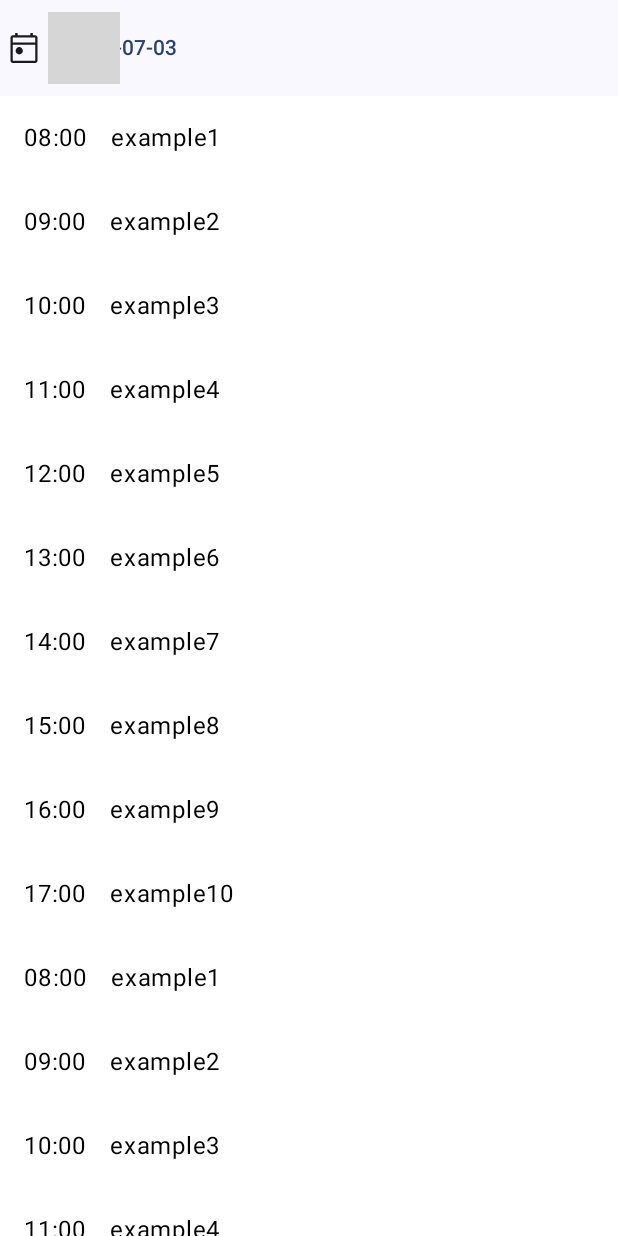
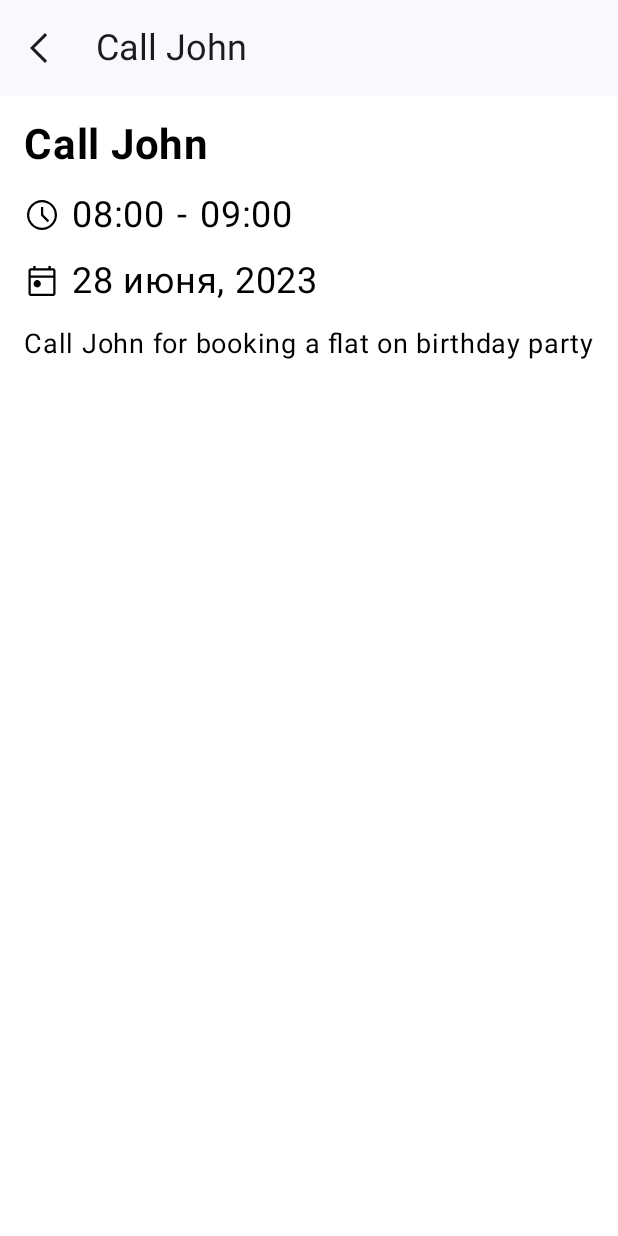
Before and after one commit to chepugash/android-calendar-app, an Android app built with Jetpack Compose: the @Preview function DetailPreview, on a phone screen of 412 x 824 dp. Run offline under Robolectric (Android 15) with nearby library versions, the phone set to English and light mode, and no system bars; grey boxes are pictures that could not be loaded.

Commit message:
detail screen ui

```diff
--- a/app/src/main/java/com/practice/calendar/ui/screen/CalendarScreen.kt
+++ b/app/src/main/java/com/practice/calendar/ui/screen/CalendarScreen.kt
@@ -2,14 +2,11 @@
 
 package com.practice.calendar.ui.screen
 
-import androidx.compose.foundation.layout.Arrangement
+import androidx.compose.foundation.layout.Box
 import androidx.compose.foundation.layout.Column
 import androidx.compose.foundation.layout.Row
-import androidx.compose.foundation.layout.fillMaxHeight
 import androidx.compose.foundation.layout.fillMaxSize
-import androidx.compose.foundation.layout.fillMaxWidth
 import androidx.compose.foundation.layout.padding
-import androidx.compose.foundation.lazy.LazyColumn
 import androidx.compose.material3.ExperimentalMaterial3Api
 import androidx.compose.material3.Icon
 import androidx.compose.material3.Text
@@ -20,14 +17,13 @@ import androidx.compose.runtime.getValue
 import androidx.compose.runtime.mutableStateOf
 import androidx.compose.runtime.remember
 import androidx.compose.runtime.setValue
-import androidx.compose.ui.Alignment
 import androidx.compose.ui.Modifier
+import androidx.compose.ui.draw.scale
 import androidx.compose.ui.res.painterResource
 import androidx.compose.ui.tooling.preview.Preview
 import androidx.compose.ui.unit.dp
+import androidx.compose.ui.unit.sp
 import com.practice.calendar.R
-import com.practice.calendar.ui.TaskLiteEntity
-import com.practice.calendar.ui.tasks
 import com.practice.calendar.ui.theme.CalendarTheme
 import com.vanpra.composematerialdialogs.MaterialDialog
 import com.vanpra.composematerialdialogs.datetime.date.datepicker
@@ -36,14 +32,15 @@ import java.time.LocalDate
 
 @Composable
 fun CalendarScreen() {
-    Column (
+    Column(
         modifier = Modifier.fillMaxSize()
     ) {
         CalendarToolbar()
-        TaskTable(tasks = tasks)
+//        TaskTable(tasks = tasks)
     }
 }
 
+@OptIn(ExperimentalMaterial3Api::class)
 @Composable
 fun CalendarToolbar() {
     TopAppBar(
@@ -53,8 +50,10 @@ fun CalendarToolbar() {
         navigationIcon = {
             Icon(
                 painterResource(id = R.drawable.ic_calendar),
-                contentDescription = "toolbar calendar icon")
-        }
+                contentDescription = "toolbar calendar icon",
+                modifier = Modifier.padding(start = 16.dp, end = 16.dp)
+            )
+        },
     )
 }
 
@@ -68,7 +67,10 @@ fun DatePicker() {
         TextButton(onClick = {
             dateDialogState.show()
         }) {
-            Text(text = pickedDate.toString())
+            Text(
+                text = pickedDate.toString(),
+                fontSize = 24.sp
+            )
         }
     }
     MaterialDialog(
@@ -87,35 +89,6 @@ fun DatePicker() {
     }
 }
 
-@Composable
-fun TaskTable(tasks: List<TaskLiteEntity>) {
-    LazyColumn(
-        modifier = Modifier.fillMaxHeight()
-    ) {
-        items(tasks.size) {
-            TaskItem(task = tasks[it])
-        }
-    }
-}
-
-@Composable
-fun TaskItem(task: TaskLiteEntity) {
-    Row(
-        horizontalArrangement = Arrangement.Start,
-        verticalAlignment = Alignment.CenterVertically,
-        modifier = Modifier
-            .fillMaxWidth()
-            .padding(16.dp)
-    ) {
-        Text(
-            text = task.time,
-            modifier = Modifier.padding(end = 16.dp)
-        )
-        Text(text = task.name)
-
-    }
-}
-
 @Preview(showBackground = true)
 @Composable
 fun CalendarPreview() {
--- a/app/src/main/java/com/practice/calendar/ui/screen/DetailScreen.kt
+++ b/app/src/main/java/com/practice/calendar/ui/screen/DetailScreen.kt
@@ -1,20 +1,151 @@
 package com.practice.calendar.ui.screen
 
+import androidx.compose.foundation.layout.Arrangement
+import androidx.compose.foundation.layout.Box
+import androidx.compose.foundation.layout.Column
+import androidx.compose.foundation.layout.Row
+import androidx.compose.foundation.layout.Spacer
+import androidx.compose.foundation.layout.fillMaxSize
+import androidx.compose.foundation.layout.fillMaxWidth
+import androidx.compose.foundation.layout.padding
+import androidx.compose.foundation.layout.wrapContentHeight
+import androidx.compose.foundation.layout.wrapContentSize
+import androidx.compose.material3.ExperimentalMaterial3Api
+import androidx.compose.material3.Icon
+import androidx.compose.material3.Text
+import androidx.compose.material3.TopAppBar
 import androidx.compose.runtime.Composable
+import androidx.compose.ui.Alignment
+import androidx.compose.ui.Modifier
+import androidx.compose.ui.draw.clip
+import androidx.compose.ui.res.painterResource
+import androidx.compose.ui.text.font.FontWeight
 import androidx.compose.ui.tooling.preview.Preview
+import androidx.compose.ui.unit.dp
+import androidx.compose.ui.unit.sp
+import com.practice.calendar.R
 import com.practice.calendar.ui.theme.CalendarTheme
+import java.time.LocalDateTime
 
 @Composable
 fun DetailScreen() {
-
+    Column(
+        modifier = Modifier
+            .fillMaxSize()
+    ) {
+        DetailToolbar(title = "Call John")
+        Column(
+            modifier = Modifier
+                .fillMaxSize()
+                .padding(16.dp)
+        ) {
+            EventTitle(title = "Call John")
+            Spacer(modifier = Modifier.padding(8.dp))
+            EventTime(start = "08:00", finish = "09:00")
+            Spacer(modifier = Modifier.padding(8.dp))
+            EventDate(date = "28 июня, 2023")
+            Spacer(modifier = Modifier.padding(8.dp))
+            EventDescription(desc = "Call John for booking a flat on birthday party")
+        }
+    }
 }
 
+@OptIn(ExperimentalMaterial3Api::class)
+@Composable
+fun DetailToolbar(title: String) {
+    TopAppBar(
+        title = {
+            Text(
+                text = title,
+                fontSize = 24.sp
+            )
+        },
+        navigationIcon = {
+            Icon(
+                painterResource(id = R.drawable.ic_back),
+                contentDescription = "toolbar back icon",
+                modifier = Modifier.padding(start = 16.dp, end = 16.dp)
+            )
+        },
+    )
+}
 
+@Composable
+fun EventTitle(title: String) {
+    Box(
+        modifier = Modifier
+            .wrapContentSize()
+    ) {
+        Text(
+            text = title,
+            fontSize = 28.sp,
+            fontWeight = FontWeight.Bold
+        )
+    }
+}
+
+@Composable
+fun EventTime(start: String, finish: String) {
+    Row(
+        horizontalArrangement = Arrangement.Start,
+        modifier = Modifier
+            .fillMaxWidth()
+            .wrapContentHeight()
+    ) {
+        Icon(
+            painterResource(id = R.drawable.ic_time),
+            contentDescription = "toolbar calendar icon in details",
+            modifier = Modifier
+                .padding(end = 8.dp)
+                .align(Alignment.CenterVertically)
+        )
+        Text(
+            text = start,
+            fontSize = 24.sp,
+        )
+        Text(
+            text = "-",
+            fontSize = 24.sp,
+            modifier = Modifier
+                .padding(start = 8.dp, end = 8.dp)
+        )
+        Text(
+            text = finish,
+            fontSize = 24.sp
+        )
+    }
+}
+
+@Composable
+fun EventDate(date: String) {
+    Row {
+        Icon(
+            painterResource(id = R.drawable.ic_calendar),
+            contentDescription = "toolbar calendar icon in details",
+            modifier = Modifier
+                .padding(end = 8.dp)
+                .align(Alignment.CenterVertically)
+        )
+        Text(
+            text = date,
+            fontSize = 24.sp
+        )
+    }
+}
+
+@Composable
+fun EventDescription(desc: String) {
+    Box {
+        Text(
+            text = desc,
+            fontSize = 18.sp)
+    }
+}
 
 @Preview(showBackground = true)
 @Composable
 fun DetailPreview() {
     CalendarTheme {
-        CalendarScreen()
+        DetailScreen()
     }
 }
--- /dev/null
+++ b/app/src/main/res/drawable/ic_time.xml
@@ -0,0 +1,4 @@
+<vector android:height="24dp" android:viewportHeight="960"
+    android:viewportWidth="960" android:width="24dp" xmlns:android="http://schemas.android.com/apk/res/android">
+    <path android:fillColor="#FF000000" android:pathData="m627,673 l45,-45 -159,-160v-201h-60v225l174,181ZM480,880q-82,0 -155,-31.5t-127.5,-86Q143,708 111.5,635T80,480q0,-82 31.5,-155t86,-127.5Q252,143 325,111.5T480,80q82,0 155,31.5t127.5,86Q817,252 848.5,325T880,480q0,82 -31.5,155t-86,127.5Q708,817 635,848.5T480,880ZM480,480ZM480,820q140,0 240,-100t100,-240q0,-140 -100,-240T480,140q-140,0 -240,100T140,480q0,140 100,240t240,100Z"/>
+</vector>
```
